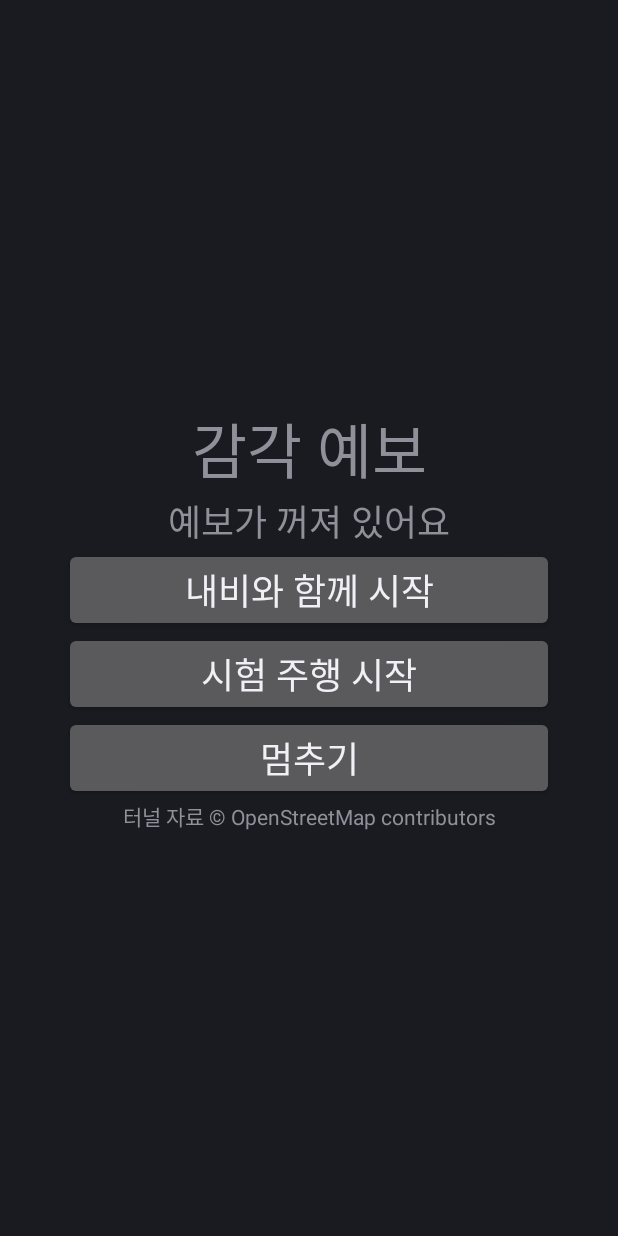
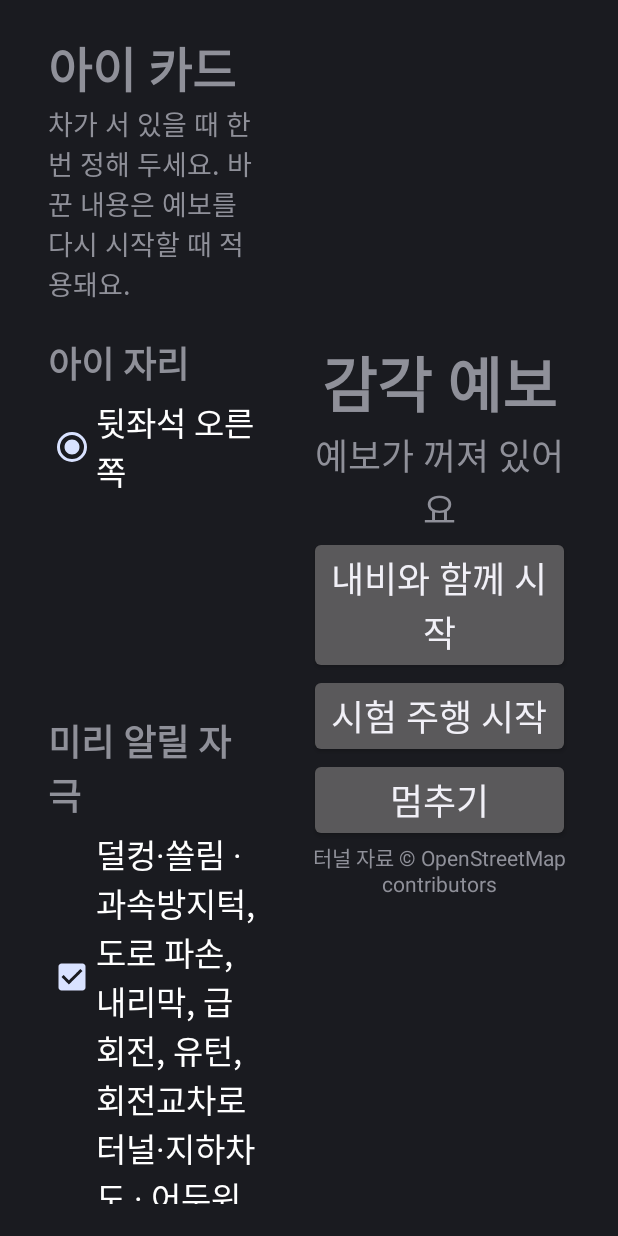
Before and after one commit to mself8/sensory-forecast, an Android app: the screen it shows after launch (MainActivity), on a phone screen of 412 x 824 dp. Run offline under Robolectric (Android 15) with nearby library versions, the phone set to English and light mode, and no system bars.

Commit message:
아이 카드 화면: 아이 자리, 미리 알릴 자극, 알리는 방식을 정하고 기기 안에 저장
- 시작 화면 왼쪽에 아이 카드를 두고, 바꿀 때마다 저장합니다. 예보를 시작할 때 저장된 카드를 읽습니다.
- 자극은 효과음과 같은 다섯 묶음으로 고릅니다.
- 저장 형식은 core에 두고 시험 4개를 더했습니다. 모르는 이름은 버려 예전 카드도 읽습니다.
- README에 구현 현황, 화면 그림, 개발에 쓴 에뮬레이터 버전과 화면 규격을 적었습니다.

```diff
--- a/app/src/main/java/com/sensoryforecast/ForecastService.kt
+++ b/app/src/main/java/com/sensoryforecast/ForecastService.kt
@@ -16,12 +16,9 @@ import com.sensoryforecast.car.DemoRoadEventSource
 import com.sensoryforecast.car.PleosAnnouncer
 import com.sensoryforecast.car.PleosCabinControl
 import com.sensoryforecast.car.PleosRoadEventSource
-import com.sensoryforecast.core.ChildCard
-import com.sensoryforecast.core.CueMode
 import com.sensoryforecast.core.ForecastEngine
-import com.sensoryforecast.core.RoadEventKind
 import com.sensoryforecast.core.RoadEventSource
-import com.sensoryforecast.core.SeatPosition
+import com.sensoryforecast.ui.ChildCardStore
 
 /**
  * 달리는 동안 예보를 맡는 서비스입니다.
@@ -49,7 +46,9 @@ class ForecastService : Service() {
         goForeground(if (demo) "시험 주행으로 예보 중" else "내비와 함께 예보 중")
         val a = PleosAnnouncer(this).also { announcer = it }
         val c = PleosCabinControl(this).also { cabin = it }
-        val e = ForecastEngine(DEFAULT_CARD, a, c).also { engine = it }
+        val card = ChildCardStore(this).load()
+        Log.i(TAG, "아이 카드: ${card.seat}, 알릴 사건 ${card.alertKinds.size}종, 방식 ${card.cueModes}")
+        val e = ForecastEngine(card, a, c).also { engine = it }
         source = (if (demo) DemoRoadEventSource(main) else PleosRoadEventSource(this, main)).also { s ->
             s.start { events ->
                 main.post {
@@ -110,15 +109,6 @@ class ForecastService : Service() {
         private const val NOTIFICATION_ID = 1
         private const val CABIN_RELEASE_DELAY_MILLIS = 1000L
 
-        /** 아이 카드 화면이 생기기 전까지 쓰는 기본 카드입니다. */
-        val DEFAULT_CARD = ChildCard(
-            name = "아이",
-            seat = SeatPosition.REAR_RIGHT,
-            alertKinds = RoadEventKind.entries.toSet(),
-            cueModes = CueMode.entries.toSet(),
-            lightColorArgb = 0xFF00E5FF.toInt(),
-        )
-
         fun intent(context: Context, action: String) =
             Intent(context, ForecastService::class.java).setAction(action)
     }
--- a/app/src/main/java/com/sensoryforecast/MainActivity.kt
+++ b/app/src/main/java/com/sensoryforecast/MainActivity.kt
@@ -1,27 +1,99 @@
 package com.sensoryforecast
 
 import android.app.Activity
+import android.graphics.Typeface
 import android.os.Bundle
 import android.view.Gravity
+import android.view.View
 import android.widget.Button
+import android.widget.CheckBox
 import android.widget.LinearLayout
+import android.widget.RadioButton
+import android.widget.RadioGroup
+import android.widget.ScrollView
 import android.widget.TextView
+import com.sensoryforecast.core.ChildCard
+import com.sensoryforecast.core.CueMode
+import com.sensoryforecast.core.RoadEventKind
+import com.sensoryforecast.core.SeatPosition
+import com.sensoryforecast.core.Sense
+import com.sensoryforecast.ui.ChildCardStore
 
 /**
- * 차가 서 있을 때 예보를 켜고 끄는 화면입니다. 아이 카드 화면이 생기면 여기에 붙입니다.
+ * 차가 서 있을 때 아이 카드를 정하고 예보를 켜고 끄는 화면입니다.
  * 주행 중에는 화면 조작이 막히므로, 예보는 ForecastService가 음성·소리·조명으로 전합니다.
+ * 왼쪽은 아이 카드, 오른쪽은 시작과 멈추기입니다. 카드는 바꿀 때마다 저장하고, 예보를 시작할 때 읽습니다.
  */
 class MainActivity : Activity() {
+
+    private lateinit var store: ChildCardStore
+    private lateinit var card: ChildCard
+
     override fun onCreate(savedInstanceState: Bundle?) {
         super.onCreate(savedInstanceState)
+        store = ChildCardStore(this)
+        card = store.load()
 
-        val status = TextView(this).apply {
-            text = "예보가 꺼져 있어요"
-            textSize = 24f
-            gravity = Gravity.CENTER
+        setContentView(LinearLayout(this).apply {
+            orientation = LinearLayout.HORIZONTAL
+            setPadding(48, 32, 48, 32)
+            addView(ScrollView(context).apply { addView(cardEditor()) }, LinearLayout.LayoutParams(0, MATCH, 1f))
+            addView(controls(), LinearLayout.LayoutParams(0, MATCH, 1f))
+        })
+    }
+
+    private fun cardEditor() = LinearLayout(this).apply {
+        orientation = LinearLayout.VERTICAL
+        setPadding(0, 0, 48, 0)
+        addView(text("아이 카드", 32f, bold = true))
+        addView(text("차가 서 있을 때 한 번 정해 두세요. 바꾼 내용은 예보를 다시 시작할 때 적용돼요.", 18f))
+
+        addView(section("아이 자리"))
+        addView(RadioGroup(context).apply {
+            orientation = RadioGroup.HORIZONTAL
+            SEATS.forEach { (seat, label) ->
+                addView(RadioButton(context).apply {
+                    id = View.generateViewId()
+                    text = label
+                    textSize = BODY
+                    isChecked = card.seat == seat
+                    setOnCheckedChangeListener { _, on -> if (on) update(card.copy(seat = seat)) }
+                })
+            }
+        })
+
+        addView(section("미리 알릴 자극"))
+        GROUPS.forEach { (sense, label, examples) ->
+            val kinds = RoadEventKind.entries.filter { it.announced && it.sense == sense }.toSet()
+            addView(CheckBox(context).apply {
+                text = "$label · $examples"
+                textSize = BODY
+                isChecked = card.alertKinds.containsAll(kinds)
+                setOnCheckedChangeListener { _, on ->
+                    update(card.copy(alertKinds = if (on) card.alertKinds + kinds else card.alertKinds - kinds))
+                }
+            })
         }
 
-        fun button(label: String, action: String, done: String) = Button(this).apply {
+        addView(section("알리는 방식"))
+        MODES.forEach { (mode, label) ->
+            addView(CheckBox(context).apply {
+                text = label
+                textSize = BODY
+                isChecked = mode in card.cueModes
+                setOnCheckedChangeListener { _, on ->
+                    update(card.copy(cueModes = if (on) card.cueModes + mode else card.cueModes - mode))
+                }
+            })
+        }
+    }
+
+    private fun controls() = LinearLayout(this).apply {
+        orientation = LinearLayout.VERTICAL
+        gravity = Gravity.CENTER
+        val status = text("예보가 꺼져 있어요", 24f).apply { gravity = Gravity.CENTER }
+
+        fun button(label: String, action: String, done: String) = Button(context).apply {
             text = label
             textSize = 24f
             setOnClickListener {
@@ -31,25 +103,51 @@ class MainActivity : Activity() {
             }
         }
 
-        setContentView(LinearLayout(this).apply {
-            orientation = LinearLayout.VERTICAL
-            gravity = Gravity.CENTER
-            setPadding(64, 64, 64, 64)
-            addView(TextView(context).apply {
-                text = getString(R.string.app_name)
-                textSize = 40f
-                gravity = Gravity.CENTER
-            })
-            addView(status)
-            addView(button("내비와 함께 시작", ForecastService.ACTION_START_NAVI, "내비와 함께 예보 중이에요"))
-            addView(button("시험 주행 시작", ForecastService.ACTION_START_DEMO, "시험 주행으로 예보 중이에요"))
-            addView(button("멈추기", ForecastService.ACTION_STOP, "예보가 꺼져 있어요"))
-            // 터널 길이 자료의 출처 표시입니다. ODbL이 요구합니다.
-            addView(TextView(context).apply {
-                text = "터널 자료 © OpenStreetMap contributors"
-                textSize = 14f
-                gravity = Gravity.CENTER
-            })
-        })
+        addView(text(getString(R.string.app_name), 40f, bold = true).apply { gravity = Gravity.CENTER })
+        addView(status)
+        addView(button("내비와 함께 시작", ForecastService.ACTION_START_NAVI, "내비와 함께 예보 중이에요"))
+        addView(button("시험 주행 시작", ForecastService.ACTION_START_DEMO, "시험 주행으로 예보 중이에요"))
+        addView(button("멈추기", ForecastService.ACTION_STOP, "예보가 꺼져 있어요"))
+        // 터널 길이 자료의 출처 표시입니다. ODbL이 요구합니다.
+        addView(text("터널 자료 © OpenStreetMap contributors", 14f).apply { gravity = Gravity.CENTER })
+    }
+
+    private fun update(next: ChildCard) {
+        card = next
+        store.save(next)
+    }
+
+    private fun section(label: String) = text(label, 24f, bold = true).apply { setPadding(0, 32, 0, 8) }
+
+    private fun text(s: String, size: Float, bold: Boolean = false) = TextView(this).apply {
+        text = s
+        textSize = size
+        if (bold) setTypeface(typeface, Typeface.BOLD)
+    }
+
+    private companion object {
+        const val MATCH = LinearLayout.LayoutParams.MATCH_PARENT
+        const val BODY = 22f
+
+        val SEATS = listOf(
+            SeatPosition.REAR_RIGHT to "뒷좌석 오른쪽",
+            SeatPosition.REAR_LEFT to "뒷좌석 왼쪽",
+            SeatPosition.FRONT_RIGHT to "조수석",
+        )
+
+        /** 효과음 묶음과 같은 다섯 묶음입니다. 같은 묶음은 같은 소리를 냅니다. */
+        val GROUPS = listOf(
+            Triple(Sense.MOTION, "덜컹·쏠림", "과속방지턱, 도로 파손, 내리막, 급회전, 유턴, 회전교차로"),
+            Triple(Sense.LIGHT_AND_SOUND, "터널·지하차도", "어두워지고 소리가 울려요"),
+            Triple(Sense.SOUND, "시끄러운 길", "철도 건널목, 공사 구간"),
+            Triple(Sense.STOP, "멈춤", "톨게이트, 휴게소, 도착"),
+            Triple(Sense.CHANGE, "경로 바뀜", "가던 길이 바뀌어요"),
+        )
+
+        val MODES = listOf(
+            CueMode.VOICE to "짧은 말",
+            CueMode.SOUND to "효과음",
+            CueMode.LIGHT to "아이 자리 조명 색",
+        )
     }
 }
--- a/app/src/main/java/com/sensoryforecast/core/ChildCard.kt
+++ b/app/src/main/java/com/sensoryforecast/core/ChildCard.kt
@@ -21,3 +21,20 @@ data class ChildCard(
 
 /** 앱 안에서 쓰는 좌석 위치입니다. 차 SDK의 SeatArea로 바꾸는 일은 car 패키지가 맡습니다. */
 enum class SeatPosition { FRONT_RIGHT, REAR_LEFT, REAR_RIGHT }
+
+/** 저장할 때 쓰는 글자 형태입니다. 이름과 평소 조명 색은 아직 화면에서 바꾸지 않아 저장하지 않습니다. */
+fun ChildCard.toStrings(): Map<String, String> = mapOf(
+    "seat" to seat.name,
+    "kinds" to alertKinds.joinToString(",") { it.name },
+    "modes" to cueModes.joinToString(",") { it.name },
+)
+
+/** 저장된 값이 없거나 모르는 이름이면 [base]의 값을 쓰거나 그 이름만 버립니다. 앱이 바뀌어도 예전 카드를 읽을 수 있게 하려는 것입니다. */
+fun childCardOf(strings: Map<String, String>, base: ChildCard): ChildCard = base.copy(
+    seat = strings["seat"]?.let { s -> SeatPosition.entries.find { it.name == s } } ?: base.seat,
+    alertKinds = strings["kinds"]?.let { namesIn(it, RoadEventKind.entries) } ?: base.alertKinds,
+    cueModes = strings["modes"]?.let { namesIn(it, CueMode.entries) } ?: base.cueModes,
+)
+
+private fun <T : Enum<T>> namesIn(csv: String, all: List<T>): Set<T> =
+    csv.split(',').mapNotNull { n -> all.find { it.name == n } }.toSet()
--- /dev/null
+++ b/app/src/main/java/com/sensoryforecast/ui/ChildCardStore.kt
@@ -0,0 +1,33 @@
+package com.sensoryforecast.ui
+
+import android.content.Context
+import com.sensoryforecast.core.ChildCard
+import com.sensoryforecast.core.CueMode
+import com.sensoryforecast.core.RoadEventKind
+import com.sensoryforecast.core.SeatPosition
+import com.sensoryforecast.core.childCardOf
+import com.sensoryforecast.core.toStrings
+
+/** 아이 카드를 기기 안에 저장합니다. 아이 정보는 차 밖으로 보내지 않습니다. */
+class ChildCardStore(context: Context) {
+
+    private val prefs = context.applicationContext.getSharedPreferences("child_card", Context.MODE_PRIVATE)
+
+    fun load(): ChildCard =
+        childCardOf(prefs.all.mapNotNull { (k, v) -> (v as? String)?.let { k to it } }.toMap(), DEFAULT_CARD)
+
+    fun save(card: ChildCard) {
+        prefs.edit().apply { card.toStrings().forEach { (k, v) -> putString(k, v) } }.apply()
+    }
+
+    companion object {
+        /** 아이 카드를 아직 저장하지 않았을 때 쓰는 카드입니다. */
+        val DEFAULT_CARD = ChildCard(
+            name = "아이",
+            seat = SeatPosition.REAR_RIGHT,
+            alertKinds = RoadEventKind.entries.toSet(),
+            cueModes = CueMode.entries.toSet(),
+            lightColorArgb = 0xFF00E5FF.toInt(),
+        )
+    }
+}
```
Also changed, not shown: 4 other files.
